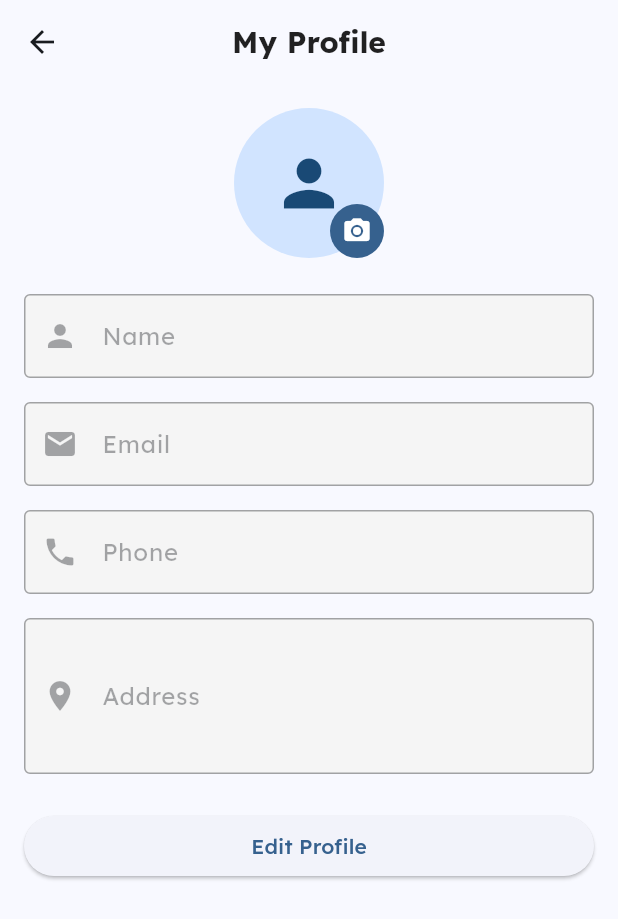
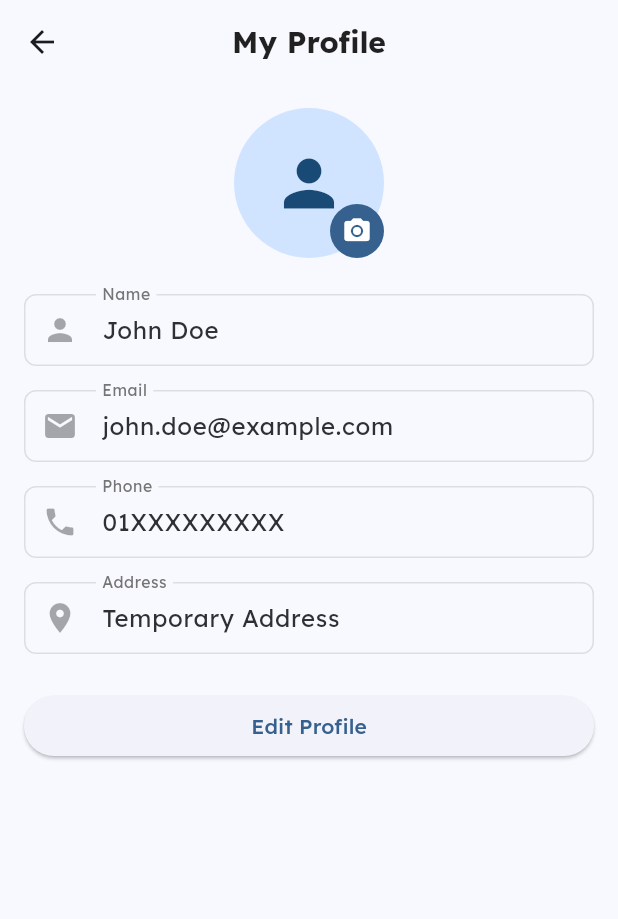
Before and after one commit to ShafiMunshi/Medicine_Scheduler, a Flutter app: the screen it shows after launch, item 4 of the bottom bar chosen, after a tap on "My Profile", on a phone screen of 412 x 824 dp. Shown: the top 919 px of the screen. Run offline on Flutter 3.47's test engine with Material 3 defaults, Android fonts, the phone set to English and light mode, and no system bars; drawn by our look-alikes of nb_utils; our stand-ins replace awesome_notifications, cached_network_image, calendar_date_picker2, dropdown_button2, firebase_auth, flutter_screenutil and 8 more; missing offline and left inert: flutter_scalable_ocr; accounts and stored records are empty; generated files the repository leaves out were written again.

Commit message:
my profile view + user repo done

```diff
--- a/lib/data/repository/auth_repository.dart
+++ b/lib/data/repository/auth_repository.dart
@@ -2,14 +2,14 @@ import 'package:firebase_auth/firebase_auth.dart';
 import 'package:google_sign_in/google_sign_in.dart';
 
 class AuthRepository {
-  final _auth = FirebaseAuth.instance;
-  final _googleSignIn = GoogleSignIn.standard();
-  void signInWithGoogle() {}
+  // final _auth = FirebaseAuth.instance;
+  // final _googleSignIn = GoogleSignIn.standard();
+  // void signInWithGoogle() {}
 
-  Future<void> signInWithEmailPassword({
-    required String email,
-    required String pass,
-  }) async {
-    final response = await _auth.signInWithEmailAndPassword(email: email, password: pass);
-  }
+  // Future<void> signInWithEmailPassword({
+  //   required String email,
+  //   required String pass,
+  // }) async {
+  //   final response = await _auth.signInWithEmailAndPassword(email: email, password: pass);
+  // }
 }
--- /dev/null
+++ b/lib/data/repository/user_repository.dart
@@ -0,0 +1,43 @@
+import 'dart:developer';
+
+import 'package:isar/isar.dart';
+import 'package:medicine_app/data/source/local_db_source.dart';
+import 'package:medicine_app/models/user_model.dart';
+
+class UserRepository {
+  final LocalDatabaseService db;
+  UserRepository(this.db);
+
+  Future<int> insertUser(UserModel userData) async {
+    try {
+      final rowId = await db.isar.writeTxn(() async {
+        return await db.isar.userModels.put(userData);
+      });
+
+      log("Inserted User with rowId: $rowId");
+      return rowId;
+    } catch (e) {
+      throw Exception(e);
+    }
+  }
+
+  Future<UserModel?> getUserData() async {
+    try {
+      return await db.isar.userModels.where().findFirst();
+    } catch (e) {
+      log(e.toString());
+      throw Exception(e);
+    }
+  }
+
+  Future<void> updateUserData(UserModel userData) async {
+    try {
+      await db.isar.writeTxn(() async {
+        await db.isar.userModels.put(userData);
+      });
+      log("User data updated successfully.");
+    } catch (e) {
+      throw Exception(e);
+    }
+  }
+}
--- a/lib/data/source/local_db_source.dart
+++ b/lib/data/source/local_db_source.dart
@@ -3,6 +3,7 @@ import 'package:isar/isar.dart';
 import 'package:medicine_app/models/medicine_consumption_model.dart';
 import 'package:medicine_app/models/medicine_model.dart';
 import 'package:medicine_app/models/testing_model.dart';
+import 'package:medicine_app/models/user_model.dart';
 import 'package:path_provider/path_provider.dart';
 
 class LocalDatabaseService extends ChangeNotifier {
@@ -15,6 +16,7 @@ class LocalDatabaseService extends ChangeNotifier {
         MedicineModelSchema,
         MedicineConsumeLogModelSchema,
         TestingModelSchema,
+        UserModelSchema,
       ],
       directory: dir.path,
     );
--- a/lib/main.dart
+++ b/lib/main.dart
@@ -8,6 +8,7 @@ import 'package:google_fonts/google_fonts.dart';
 import 'package:medicine_app/data/repository/auth_repository.dart';
 import 'package:medicine_app/data/repository/consume_repository.dart';
 import 'package:medicine_app/data/repository/medicine_repository.dart';
+import 'package:medicine_app/data/repository/user_repository.dart';
 import 'package:medicine_app/data/source/local_db_source.dart';
 import 'package:medicine_app/data/source/my_shared_pref.dart';
 import 'package:medicine_app/routes.dart';
@@ -15,10 +16,11 @@ import 'package:medicine_app/screens/top_screen_view.dart';
 import 'package:medicine_app/service/notification_service.dart';
 import 'package:medicine_app/viewmodels/home_viewmodels.dart';
 import 'package:medicine_app/viewmodels/medicine_viewmodels.dart';
+import 'package:medicine_app/viewmodels/profile_viewmodels.dart';
 // import 'package:medicine_app/screens/top_screen_view.dart';
 import 'package:medicine_app/viewmodels/schedule_viewmodels.dart';
+import 'package:medicine_app/viewmodels/viewmodels_auth.dart';
 import 'package:provider/provider.dart';
-
 
 Future<void> main() async {
   WidgetsFlutterBinding.ensureInitialized();
@@ -91,6 +93,12 @@ class MyApp extends StatelessWidget {
           ProxyProvider<LocalDatabaseService, MedicineConsumeRepository>(
               update: (_, localDb, __) => MedicineConsumeRepository(localDb)),
 
+          /// ProxyProvider: Inject LocalDatabaseService into UserRepository
+          ProxyProvider<LocalDatabaseService, UserRepository>(
+              update: (_, localDb, __) => UserRepository(localDb)),
+
+          ChangeNotifierProvider<AuthViewModels>(
+              create: (context) => AuthViewModels(context.read(), context.read())),
           ChangeNotifierProvider<MedicineViewmodels>(
               create: (context) => MedicineViewmodels(context.read())),
 
@@ -99,6 +107,8 @@ class MyApp extends StatelessWidget {
                   ScheduleViewmodels(context.read(), context.read())),
           ChangeNotifierProvider<HomeViewmodels>(
               create: (context) => HomeViewmodels()),
+          ChangeNotifierProvider<ProfileViewmodels>(
+              create: (context) => ProfileViewmodels(context.read())),
         ],
         child: ScreenUtilInit(
             designSize: const Size(390, 844),
--- /dev/null
+++ b/lib/models/user_model.dart
@@ -0,0 +1,64 @@
+// ignore_for_file: public_member_api_docs, sort_constructors_first
+import 'package:isar/isar.dart';
+
+part 'user_model.g.dart';
+
+@collection
+class UserModel {
+  Id? id = Isar.autoIncrement;
+  final String name;
+  final String email;
+  final String? imagePath;
+  final int age;
+  UserModel({
+    this.id,
+    required this.name,
+    required this.email,
+    this.imagePath,
+    required this.age,
+  });
+
+  factory UserModel.fromJson(Map<String, dynamic> json) {
+    return UserModel(
+      id: json['id'],
+      name: json['name'],
+      email: json['email'],
+      imagePath: json['imagePath'],
+      age: json['age'],
+    );
+  }
+
+  Map<String, dynamic> toJson() {
+    return {
+      'id': id,
+      'name': name,
+      'email': email,
+      'imagePath': imagePath,
+      'age': age,
+    };
+  }
+
+  static UserModel getSampleUser() {
+    return UserModel(
+      name: 'John Doe',
+      email: 'john.doe@example.com',
+      age: 30,
+    );
+  }
+
+  UserModel copyWith({
+    Id? id,
+    String? name,
+    String? email,
+    String? imagePath,
+    int? age,
+  }) {
+    return UserModel(
+      id: id ?? this.id,
+      name: name ?? this.name,
+      email: email ?? this.email,
+      imagePath: imagePath ?? this.imagePath,
+      age: age ?? this.age,
+    );
+  }
+}
--- a/lib/screens/settings/my_profile_view.dart
+++ b/lib/screens/settings/my_profile_view.dart
@@ -2,6 +2,9 @@ import 'package:flutter/material.dart';
 import 'package:medicine_app/screens/auth/component/common_fn.dart';
 import 'dart:io';
 import 'package:image_picker/image_picker.dart';
+import 'package:medicine_app/viewmodels/profile_viewmodels.dart';
+import 'package:nb_utils/nb_utils.dart';
+import 'package:provider/provider.dart';
 
 class MyProfileView extends StatefulWidget {
   const MyProfileView({super.key});
@@ -19,6 +22,28 @@ class _MyProfileViewState extends State<MyProfileView> {
   File? _profileImage;
   final ImagePicker _picker = ImagePicker();
 
+  getUserData() async {
+    WidgetsBinding.instance.addPostFrameCallback((_) async {
+      final vm = context.read<ProfileViewmodels>();
+
+      await vm.fetchUserData();
+
+      _profileImage = vm.userModel?.imagePath != null
+          ? File(vm.userModel!.imagePath!)
+          : null;
+      _nameController.text = vm.userModel?.name ?? '';
+      _emailController.text = vm.userModel?.email ?? '';
+      _phoneController.text = '01XXXXXXXXX';
+      _addressController.text = 'Temporary Address';
+    });
+  }
+
+  @override
+  void initState() {
+    getUserData();
+    super.initState();
+  }
+
   @override
   void dispose() {
     _nameController.dispose();
@@ -26,44 +51,6 @@ class _MyProfileViewState extends State<MyProfileView> {
     _phoneController.dispose();
     _addressController.dispose();
     super.dispose();
-  }
-
-  Future<void> _pickImage() async {
-    showModalBottomSheet(
-      context: context,
-      builder: (context) => SafeArea(
-        child: Wrap(
-          children: [
-            ListTile(
-              leading: const Icon(Icons.photo_library),
-              title: const Text('Gallery'),
-              onTap: () async {
-                Navigator.pop(context);
-                final XFile? image = await _picker.pickImage(source: ImageSource.gallery);
-                if (image != null) {
-                  setState(() {
-                    _profileImage = File(image.path);
-                  });
-                }
-              },
-            ),
-            ListTile(
-              leading: const Icon(Icons.photo_camera),
-              title: const Text('Camera'),
-              onTap: () async {
-                Navigator.pop(context);
-                final XFile? image = await _picker.pickImage(source: ImageSource.camera);
-                if (image != null) {
-                  setState(() {
-                    _profileImage = File(image.path);
-                  });
-                }
-              },
-            ),
-          ],
-        ),
-      ),
-    );
   }
 
   @override
@@ -76,14 +63,22 @@ class _MyProfileViewState extends State<MyProfileView> {
       ),
       body: SingleChildScrollView(
         padding: const EdgeInsets.all(16.0),
-        child: Column(
+        child: Consumer<ProfileViewmodels>(builder: (_, vm, __) {
+          if (vm.isLoading) {
+            return const Center(child: CircularProgressIndicator());
+          } else {
+            return Column(
               children: [
                 Stack(
                   children: [
                     CircleAvatar(
                       radius: 50,
-                  backgroundImage: _profileImage != null ? FileImage(_profileImage!) : null,
-                  child: _profileImage == null ? const Icon(Icons.person, size: 50) : null,
+                      backgroundImage: _profileImage != null
+                          ? FileImage(_profileImage!)
+                          : null,
+                      child: _profileImage == null
+                          ? const Icon(Icons.person, size: 50)
+                          : null,
                     ),
                     Positioned(
                       bottom: 0,
@@ -151,6 +146,52 @@ class _MyProfileViewState extends State<MyProfileView> {
                   ),
                 ),
               ],
+            );
+          }
+        }),
+      ),
+    );
+  }
+
+  Future<void> _pickImage() async {
+    showModalBottomSheet(
+      context: context,
+      builder: (context) => SafeArea(
+        child: Wrap(
+          children: [
+            ListTile(
+              leading: const Icon(Icons.photo_library),
+              title: const Text('Gallery'),
+              onTap: () async {
+                Navigator.pop(context);
+                final XFile? image =
+                    await _picker.pickImage(source: ImageSource.gallery);
+                if (image != null) {
+                  setState(() {
+                    _profileImage = File(image.path);
+                  });
+
+                  await context
+                      .read<ProfileViewmodels>()
+                      .updateProfileImg(image);
+                }
+              },
+            ),
+            ListTile(
+              leading: const Icon(Icons.photo_camera),
+              title: const Text('Camera'),
+              onTap: () async {
+                Navigator.pop(context);
+                final XFile? image =
+                    await _picker.pickImage(source: ImageSource.camera);
+                if (image != null) {
+                  setState(() {
+                    _profileImage = File(image.path);
+                  });
+                }
+              },
+            ),
+          ],
         ),
       ),
     );
@@ -163,17 +204,13 @@ class _MyProfileViewState extends State<MyProfileView> {
     required bool enabled,
     int maxLines = 1,
   }) {
-    return TextField(
+    return AppTextField(
+      textFieldType: TextFieldType.NAME,
       controller: controller,
       enabled: enabled,
       maxLines: maxLines,
-      decoration: InputDecoration(
-        labelText: label,
-        prefixIcon: Icon(icon),
-        border: const OutlineInputBorder(),
-        filled: !enabled,
-        fillColor: enabled ? null : Colors.grey[100],
-      ),
+      decoration:
+          inputDecoration(context, labelText: label, prefixIcon: Icon(icon)),
     );
   }
 }
--- a/lib/screens/top_screen_view.dart
+++ b/lib/screens/top_screen_view.dart
@@ -6,7 +6,9 @@ import 'package:medicine_app/screens/home/home_view.dart';
 import 'package:medicine_app/screens/my_medicine/my_medicine_view.dart';
 import 'package:medicine_app/screens/schedule/schedule_view.dart';
 import 'package:medicine_app/screens/settings/settings_view.dart';
+import 'package:medicine_app/viewmodels/viewmodels_auth.dart';
 import 'package:nb_utils/nb_utils.dart';
+import 'package:provider/provider.dart';
 
 class TopScreenView extends StatefulWidget {
   static String routeName = '/top_screen_view';
@@ -29,7 +31,15 @@ class _TopScreenViewState extends State<TopScreenView> {
   @override
   void initState() {
     // processAllTakenMedicineDraftLogs();
+    sampleUserLogin();
     super.initState();
+  }
+
+  sampleUserLogin() async {
+    WidgetsBinding.instance.addPostFrameCallback((_) async {
+      final vmAuth = context.read<AuthViewModels>();
+      await vmAuth.signUp();
+    });
   }
 
   // Future<void> processAllTakenMedicineDraftLogs() async {
--- /dev/null
+++ b/lib/viewmodels/profile_viewmodels.dart
@@ -0,0 +1,60 @@
+import 'dart:io';
+
+import 'package:flutter/material.dart';
+import 'package:image_picker/image_picker.dart';
+import 'package:medicine_app/data/repository/user_repository.dart';
+import 'package:medicine_app/models/user_model.dart';
+import 'package:path_provider/path_provider.dart';
+import 'package:path/path.dart' as p;
+
+class ProfileViewmodels extends ChangeNotifier {
+  final UserRepository userRepository;
+  ProfileViewmodels(this.userRepository);
+
+  UserModel? _userModel;
+  UserModel? get userModel => _userModel;
+
+  bool isLoading = false;
+
+  String? _errorMessage;
+  String? get errorMessage => _errorMessage;
+
+  fetchUserData() async {
+    isLoading = true;
+    _errorMessage = null;
+    notifyListeners();
+
+    try {
+      _userModel = await userRepository.getUserData();
+    } catch (e) {
+      _errorMessage = e.toString();
+    } finally {
+      isLoading = false;
+      notifyListeners();
+    }
+  }
+
+  updateProfileImg(XFile xFile) async {
+    isLoading = true;
+    _errorMessage = null;
+    notifyListeners();
+
+    try {
+      final appDir = await getApplicationDocumentsDirectory();
+      final fileName =
+          '${DateTime.now().millisecondsSinceEpoch}${p.extension(xFile.path)}';
+      final File newImage = await File(xFile.path).copy(
+        p.join(appDir.path, fileName),
+      );
+
+      final newModel = _userModel!.copyWith(imagePath: newImage.path);
+      await userRepository.updateUserData(newModel);
+      await fetchUserData(); // Refresh user data after updating the image
+    } catch (e) {
+      _errorMessage = e.toString();
+    } finally {
+      isLoading = false;
+      notifyListeners();
+    }
+  }
+}
--- a/lib/viewmodels/viewmodels_auth.dart
+++ b/lib/viewmodels/viewmodels_auth.dart
@@ -1,21 +1,32 @@
 import 'package:flutter/material.dart';
 import 'package:medicine_app/config/custom/custom_logger.dart';
 import 'package:medicine_app/data/repository/auth_repository.dart';
+import 'package:medicine_app/data/repository/user_repository.dart';
+import 'package:medicine_app/models/user_model.dart';
 
 class AuthViewModels extends ChangeNotifier {
   final log = logger(AuthViewModels);
   late final AuthRepository repository;
+  late final UserRepository userRepository;
 
   bool _isLoading = false;
   bool get isLoading => _isLoading;
 
-  AuthViewModels(this.repository);
+  AuthViewModels(this.repository, this.userRepository);
 
-  void signUp() {
+  Future<void> signUp() async {
     _isLoading = true;
     notifyListeners();
 
-    try {} catch (e) {}
+    try {
+      final userModel = UserModel.getSampleUser();
+      await userRepository.insertUser(userModel);
+    } catch (e) {
+      log.e("Error during sign up: $e");
+    } finally {
+      _isLoading = false;
+      notifyListeners();
+    }
   }
 
   void signIn() {}
```
Also changed, not shown: lib/config/style/input_decor.dart (added, +45 -0 lines), lib/screens/settings/settings_view.dart (+0 -8 lines), lib/models/user_model.g.dart (added). Lines whose indentation alone changed are shown as unchanged.
